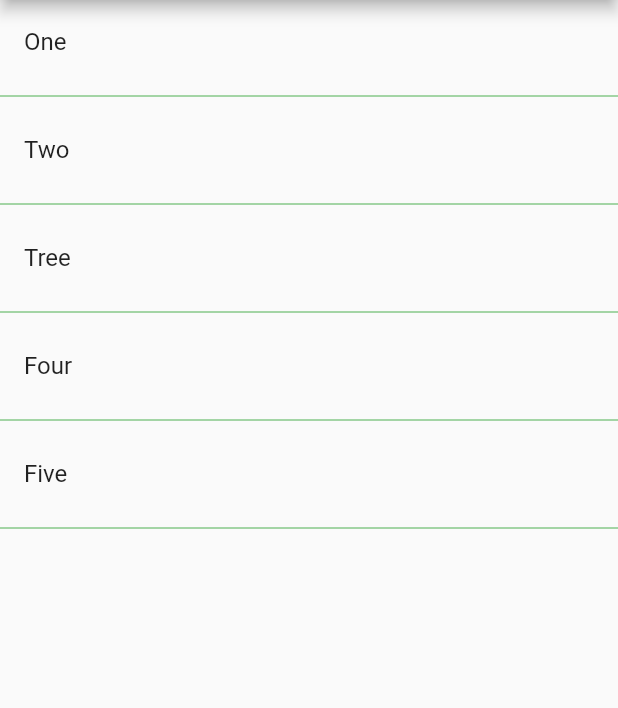
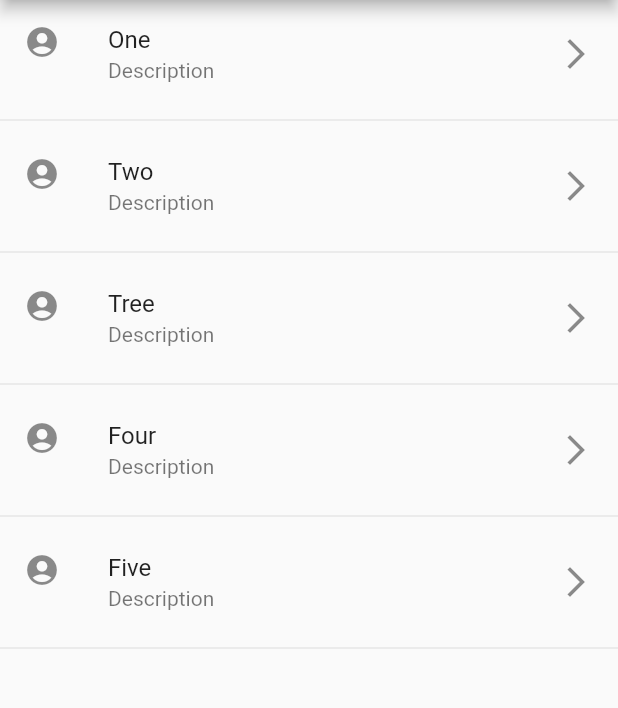
Before and after one commit to kevinneyder/Flutter_app2, a Flutter app: the screen it shows after launch, on a phone screen of 412 x 824 dp, the part 84-792 px from its top. Run offline on Flutter 3.47's test engine with Material 2 defaults, Android fonts, the phone set to English and light mode, and no system bars.

Commit message:
HomePage creado

```diff
--- a/lib/src/pages/home_pages.dart
+++ b/lib/src/pages/home_pages.dart
@@ -11,7 +11,8 @@ class HomePageTemp extends StatelessWidget {
         title: Text('Components'),
       ),
       body: ListView(
-        children: _crearItems(),
+        // children: _crearItems(),
+        children: _createItemsCorta(),
       ),
     );
   }
@@ -21,7 +22,7 @@ class HomePageTemp extends StatelessWidget {
 
     for (var item in options) {
       final tempWidget = ListTile(
-        title: Text(item),
+        title:  Text(item),
       );
       lista..add(tempWidget)
            ..add(Divider(
@@ -32,4 +33,28 @@ class HomePageTemp extends StatelessWidget {
     return lista;
   }
 
+  List<Widget> _createItemsCorta() {
+    var widgets = options.map((item) {
+
+      return Column(
+        children: [
+          ListTile(
+            title: Text(item),
+            subtitle: Text('Description'),
+            leading: Icon(Icons.account_circle_rounded),
+            trailing: Icon(Icons.arrow_forward_ios_sharp),
+            onTap: (){},
+            onLongPress: (){
+              print('object');
+            },
+          ),
+          Divider()
+        ],
+      );
+    }).toList();
+
+    return widgets;
+
+  }
+
 }
```
Also changed, not shown: lib/src/pages/home_page.dart (added, +19 -0 lines).
